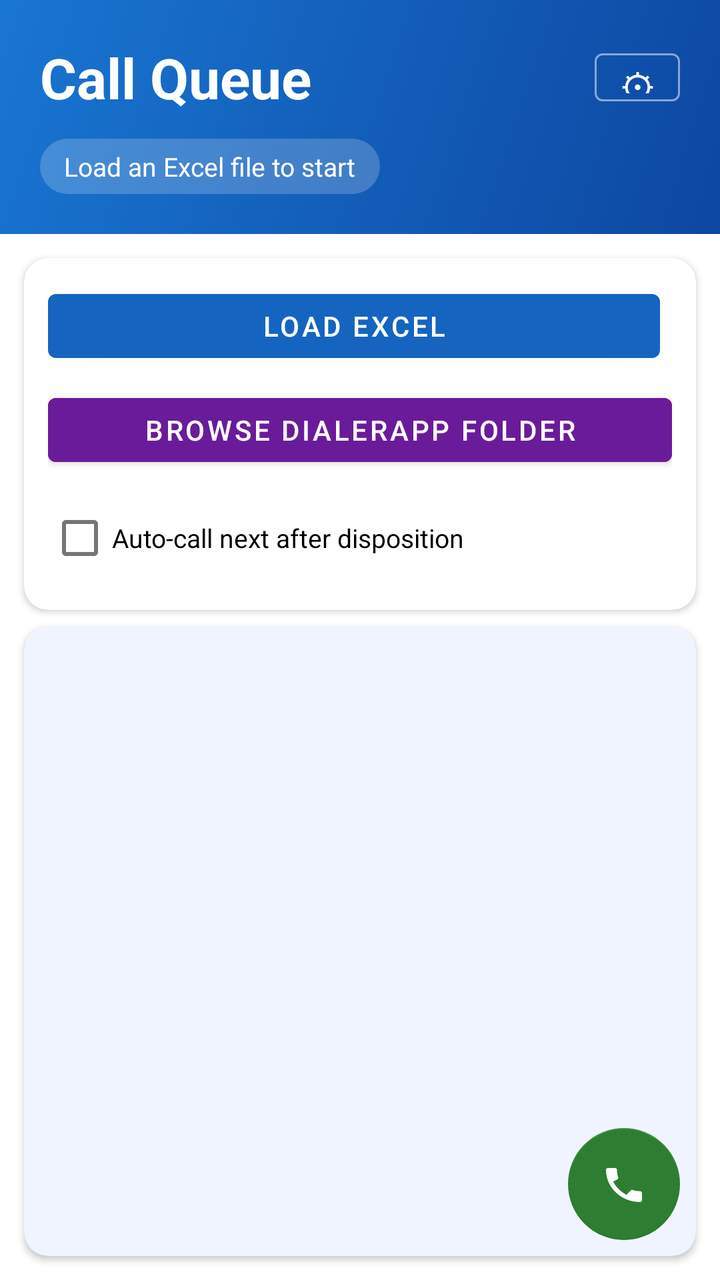
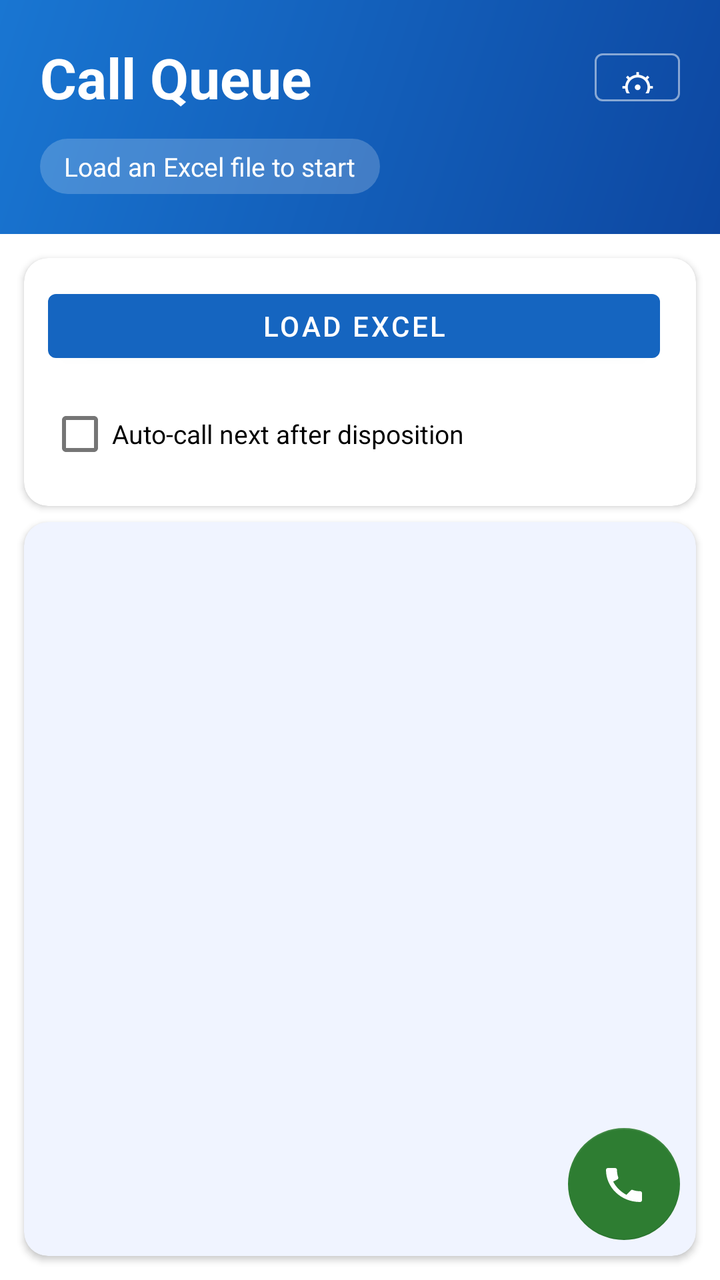

The first picture is an Android layout as it rendered before a commit; the second is the same layout after the commit. The layout source and the unified diff follow.
<!-- AndroidManifest.xml: application theme Theme.DialerApp -->
<!-- res/layout/activity_main.xml -->
<?xml version="1.0" encoding="utf-8"?>
<androidx.coordinatorlayout.widget.CoordinatorLayout
    xmlns:android="http://schemas.android.com/apk/res/android"
    xmlns:app="http://schemas.android.com/apk/res-auto"
    android:layout_width="match_parent"
    android:layout_height="match_parent">

    <LinearLayout
        android:layout_width="match_parent"
        android:layout_height="match_parent"
        android:orientation="vertical">

        
        <LinearLayout
            android:layout_width="match_parent"
            android:layout_height="wrap_content"
            android:orientation="vertical"
            android:background="@drawable/header_gradient"
            android:paddingStart="20dp"
            android:paddingEnd="20dp"
            android:paddingTop="20dp"
            android:paddingBottom="20dp">

            <LinearLayout
                android:layout_width="match_parent"
                android:layout_height="wrap_content"
                android:orientation="horizontal"
                android:gravity="center_vertical">

                <TextView
                    android:layout_width="0dp"
                    android:layout_height="wrap_content"
                    android:layout_weight="1"
                    android:text="Call Queue"
                    android:textSize="28sp"
                    android:textStyle="bold"
                    android:textColor="#FFFFFF" />

                <Button
                    android:id="@+id/btnSettings"
                    style="@style/Widget.MaterialComponents.Button.OutlinedButton"
                    android:layout_width="wrap_content"
                    android:layout_height="36dp"
                    android:text="⚙"
                    android:textSize="18sp"
                    android:textColor="#FFFFFF"
                    android:minWidth="0dp"
                    android:paddingStart="12dp"
                    android:paddingEnd="12dp"
                    app:strokeColor="#80FFFFFF"
                    app:strokeWidth="1dp" />
            </LinearLayout>

            <TextView
                android:id="@+id/statusText"
                android:layout_width="wrap_content"
                android:layout_height="wrap_content"
                android:text="Load an Excel file to start"
                android:textSize="13sp"
                android:textColor="#FFFFFF"
                android:background="@drawable/status_chip_bg"
                android:paddingStart="12dp"
                android:paddingEnd="12dp"
                android:paddingTop="5dp"
                android:paddingBottom="5dp"
                android:layout_marginTop="12dp" />
        </LinearLayout>

        
        <com.google.android.material.card.MaterialCardView
            android:layout_width="match_parent"
            android:layout_height="wrap_content"
            android:layout_marginStart="12dp"
            android:layout_marginEnd="12dp"
            android:layout_marginTop="12dp"
            android:layout_marginBottom="4dp"
            app:cardCornerRadius="12dp"
            app:cardElevation="2dp">

            <LinearLayout
                android:layout_width="match_parent"
                android:layout_height="wrap_content"
                android:orientation="vertical"
                android:padding="12dp">

                <LinearLayout
                    android:layout_width="match_parent"
                    android:layout_height="wrap_content"
                    android:orientation="horizontal"
                    android:layout_marginBottom="8dp">

                    <Button
                        android:id="@+id/btnLoad"
                        android:layout_width="0dp"
                        android:layout_height="44dp"
                        android:layout_weight="1"
                        android:text="Load Excel"
                        android:layout_marginEnd="6dp" />

                    <Button
                        android:id="@+id/btnReload"
                        android:layout_width="0dp"
                        android:layout_height="44dp"
                        android:layout_weight="1"
                        android:text="Reload Last File"
                        android:backgroundTint="#1565C0"
                        android:visibility="gone" />
                </LinearLayout>

                <Button
                    android:id="@+id/btnBrowseFolder"
                    android:layout_width="match_parent"
                    android:layout_height="44dp"
                    android:text="Browse DialerApp Folder"
                    android:backgroundTint="#6A1B9A"
                    android:layout_marginBottom="8dp" />

                <CheckBox
                    android:id="@+id/checkAutoCall"
                    android:layout_width="wrap_content"
                    android:layout_height="wrap_content"
                    android:text="Auto-call next after disposition"
                    android:textSize="13sp" />
            </LinearLayout>
        </com.google.android.material.card.MaterialCardView>

        
        <com.google.android.material.card.MaterialCardView
            android:layout_width="match_parent"
            android:layout_height="0dp"
            android:layout_weight="1"
            android:layout_marginStart="12dp"
            android:layout_marginEnd="12dp"
            android:layout_marginTop="4dp"
            android:layout_marginBottom="12dp"
            app:cardCornerRadius="12dp"
            app:cardElevation="2dp"
            app:cardBackgroundColor="#F0F4FF">

            <androidx.recyclerview.widget.RecyclerView
                android:id="@+id/recyclerView"
                android:layout_width="match_parent"
                android:layout_height="match_parent"
                android:paddingBottom="88dp"
                android:clipToPadding="false" />
        </com.google.android.material.card.MaterialCardView>

    </LinearLayout>

    
    <com.google.android.material.floatingactionbutton.FloatingActionButton
        android:id="@+id/btnDial"
        android:layout_width="wrap_content"
        android:layout_height="wrap_content"
        android:layout_gravity="bottom|end"
        android:layout_margin="20dp"
        android:src="@drawable/ic_phone_white"
        android:contentDescription="Dial Next"
        android:enabled="false"
        app:backgroundTint="#2E7D32"
        app:tint="#FFFFFF"
        app:fabSize="normal" />

</androidx.coordinatorlayout.widget.CoordinatorLayout>
<!-- resources referenced by this layout -->
<resources>
  <!-- drawable header_gradient (drawable) -->
  <?xml version="1.0" encoding="utf-8"?>
  <shape xmlns:android="http://schemas.android.com/apk/res/android">
      <gradient
          android:startColor="#0D47A1"
          android:endColor="#1976D2"
          android:angle="135" />
  </shape>
  <!-- drawable ic_phone_white (drawable) -->
  <?xml version="1.0" encoding="utf-8"?>
  <vector xmlns:android="http://schemas.android.com/apk/res/android"
      android:width="24dp"
      android:height="24dp"
      android:viewportWidth="24"
      android:viewportHeight="24">
      <path
          android:fillColor="#FFFFFF"
          android:pathData="M6.6,10.8c1.4,2.8 3.8,5.1 6.6,6.6l2.2,-2.2c0.3,-0.3 0.7,-0.4 1,-0.2 1.1,0.4 2.3,0.6 3.6,0.6 0.6,0 1,0.4 1,1V20c0,0.6 -0.4,1 -1,1C10.4,21 3,13.6 3,5c0,-0.6 0.4,-1 1,-1h3.5c0.6,0 1,0.4 1,1 0,1.3 0.2,2.5 0.6,3.6 0.1,0.3 0,0.7 -0.2,1L6.6,10.8z"/>
  </vector>
  <!-- drawable status_chip_bg (drawable) -->
  <?xml version="1.0" encoding="utf-8"?>
  <shape xmlns:android="http://schemas.android.com/apk/res/android"
      android:shape="rectangle">
      <corners android:radius="16dp" />
      <solid android:color="#33FFFFFF" />
  </shape>
  <style name="Theme.DialerApp" parent="Theme.MaterialComponents.Light.NoActionBar">
          <item name="colorPrimary">#1565C0</item>
          <item name="colorPrimaryVariant">#0D47A1</item>
          <item name="colorOnPrimary">#FFFFFF</item>
          <item name="colorSecondary">#2E7D32</item>
      </style>
</resources>

<!-- the commit's change to res/layout/activity_main.xml (unified diff, before → after) -->
@@ -108,11 +108,12 @@
                 </LinearLayout>
 
                 <Button
-                    android:id="@+id/btnBrowseFolder"
+                    android:id="@+id/btnShareResults"
                     android:layout_width="match_parent"
                     android:layout_height="44dp"
-                    android:text="Browse DialerApp Folder"
-                    android:backgroundTint="#6A1B9A"
+                    android:text="Share Results"
+                    android:backgroundTint="#1565C0"
+                    android:visibility="gone"
                     android:layout_marginBottom="8dp" />
 
                 <CheckBox
